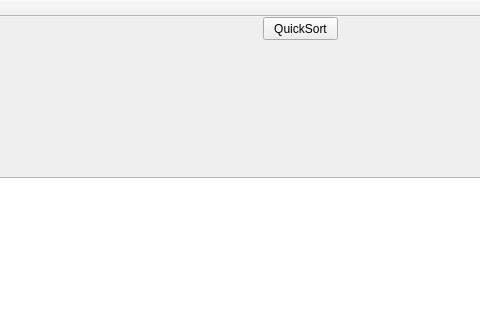
Above: Primer_Proyecto_Programado/mainwindow.ui from abadillagodinez/ED_Progra_1 before the change; both pictures show x 317 to 797 and y 0 to 320 of the 1126 by 462 pixel window. Below: the same form after it.
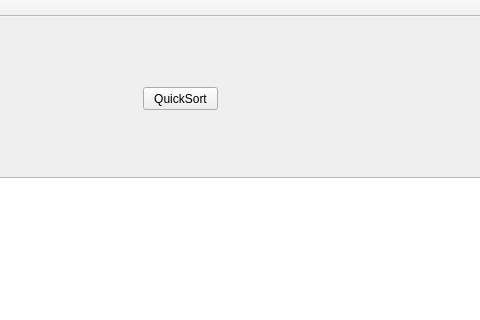
That is the form after the change.

The edit to the form file:
```diff
--- a/Primer_Proyecto_Programado/mainwindow.ui
+++ b/Primer_Proyecto_Programado/mainwindow.ui
@@ -53,8 +53,8 @@
    <widget class="QPushButton" name="btnQuick">
     <property name="geometry">
      <rect>
-      <x>580</x>
-      <y>0</y>
+      <x>460</x>
+      <y>70</y>
       <width>75</width>
       <height>23</height>
      </rect>
```
Left out of the diff: 2 changed lines with no effect on the pictures.
